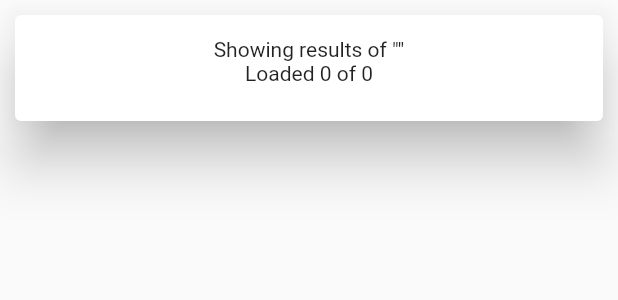
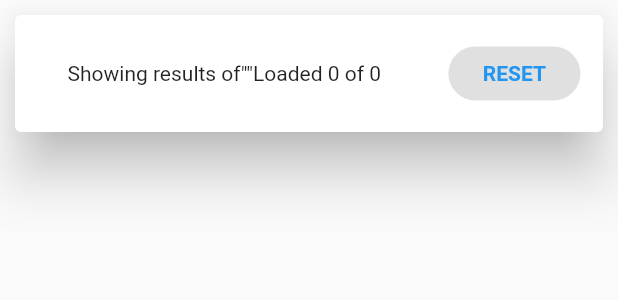
Before and after one commit to leeliwei930/xfers_movies_app_assignment, a Flutter app: the SearchResultBar widget shown alone on an empty page, opened directly with empty values, on a phone screen of 412 x 824 dp. Shown: the top 300 px of the screen. Run offline on Flutter 3.47's test engine with Material 2 defaults, Android fonts, the phone set to English and light mode, and no system bars; our stand-ins replace flutter_dotenv, get; network calls fail.

```diff
--- a/lib/components/search_result_bar.dart
+++ b/lib/components/search_result_bar.dart
@@ -1,6 +1,7 @@
 
 
 import 'package:flutter/material.dart';
+import 'package:xfers_movie_assignment/constants/text_styles.dart';
 
 class SearchResultBar extends StatelessWidget {
   final int totalResults;
@@ -16,7 +17,6 @@ class SearchResultBar extends StatelessWidget {
       decoration: BoxDecoration(
           color: Colors.transparent
       ),
-      height: MediaQuery.of(context).size.height * 0.11,
       child: Card(
           margin: EdgeInsets.symmetric(horizontal: 10, vertical: 10),
           elevation: 15,
@@ -24,22 +24,43 @@ class SearchResultBar extends StatelessWidget {
             padding: EdgeInsets.all(15),
             child: Row(
               children: [
-                if(isLoading)
-                  SizedBox(
+                  Builder(
+                    builder: (BuildContext context){
+                      if(isLoading){
+                        return SizedBox(
                           height: 20,
                           width: 20,
                           child: CircularProgressIndicator(
                             color: Theme.of(context).primaryColor,
                             strokeWidth: 2.5,
                           ),
+                        );
+                      }
+                      return SizedBox(
+                        width: 20,
+                      );
+                    },
                   ),
-                Expanded(child: Column(
+
+                  Expanded(child: Wrap(
                     children: [
-                    Text("Showing results of \"$keyword\""),
+                      Text("Showing results of"),
+                      Text("\"$keyword\"", overflow: TextOverflow.ellipsis,),
                       Text("Loaded $loadedResults of $totalResults"),
 
                     ],
-                ))
+                  )),
+                  TextButton(
+                      style: TextButton.styleFrom(
+                        shape: StadiumBorder(),
+                        backgroundColor: Colors.black12
+                      ),
+                      onPressed: () => this.onClear != null ? this.onClear!() :  null,
+                      child: Container(
+                        padding: EdgeInsets.symmetric(horizontal: 15),
+                        child: Text("RESET", style: kTextButtonTextStyle,),
+                      )
+                  )
               ],
             )
           )
--- a/lib/constants/text_styles.dart
+++ b/lib/constants/text_styles.dart
@@ -17,3 +17,7 @@ const kRatingTextStyle = TextStyle(
   fontSize: 21,
   color: Colors.black54
 );
+
+const kTextButtonTextStyle = TextStyle(
+  fontWeight: FontWeight.w700,
+);
--- a/lib/controllers/movie_controller.dart
+++ b/lib/controllers/movie_controller.dart
@@ -39,8 +39,11 @@ class MovieController extends GetxController {
     }
     return searchMoviesPaginator;
   }
+
+  void setViewMode(ViewMode viewMode){
+    this.viewMode.value = viewMode;
+  }
   Future<MoviePaginator> loadTrendingMovies({page: 1, forceRefresh: false, clearPreviousResult: false}) async {
-      this.viewMode.value = ViewMode.Trending;
 
       if(forceRefresh){
         this.isLoading.trigger(true);
@@ -72,7 +75,6 @@ class MovieController extends GetxController {
   }
 
   Future<MoviePaginator> searchMovie({keyword: String, page: 1 , forceRefresh: false, clearPreviousResult: false}) async {
-    this.viewMode.value = ViewMode.Search;
     if(forceRefresh){
       this.isLoading.trigger(true);
     }
```
Also changed, not shown: lib/delegate/movie_search_delegate.dart (+7 -7 lines), lib/views/home_view.dart (+32 -19 lines). Lines whose indentation alone changed are shown as unchanged.
